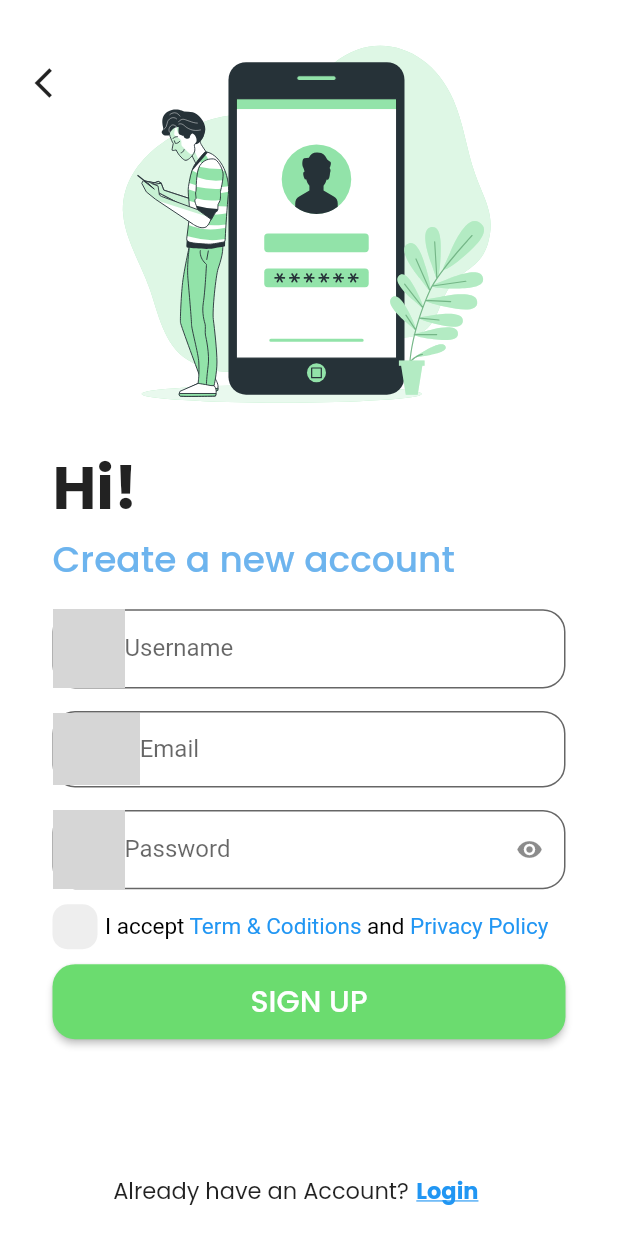
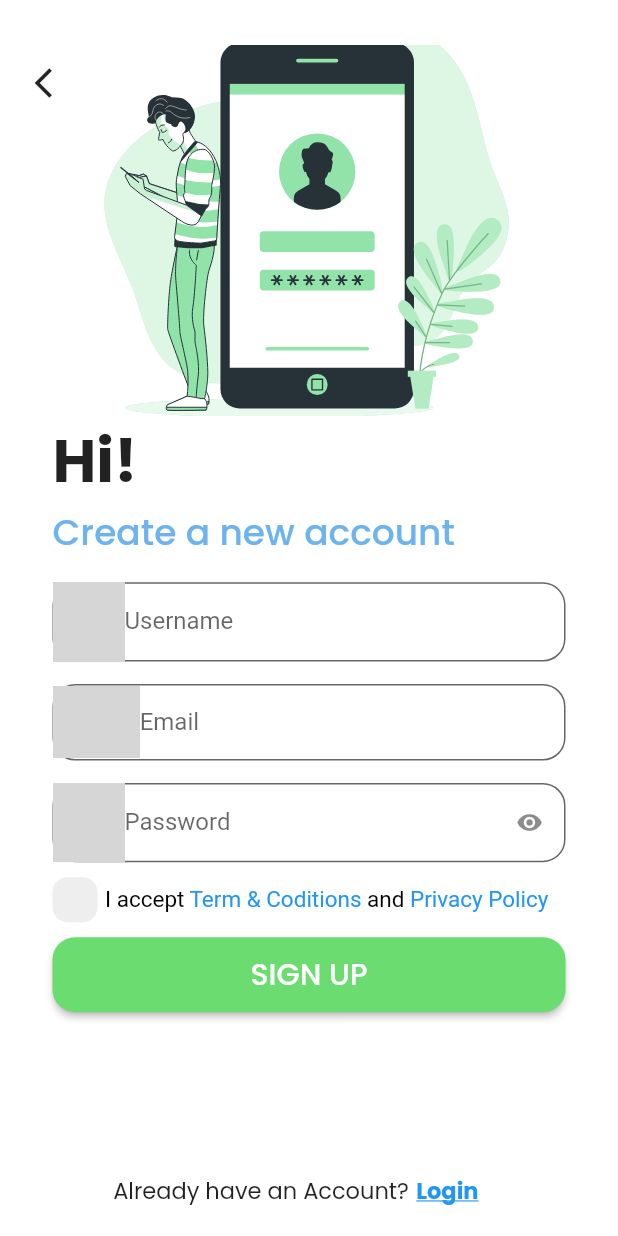
Before and after one commit to Ngochiendev/ShopApp, a Flutter app: the SignUpScreen screen opened by its route, on a phone screen of 412 x 824 dp. Run offline on Flutter 3.47's test engine with Material 2 defaults, Android fonts, the phone set to English and light mode, and no system bars; our stand-ins replace firebase_auth, firebase_core, flutter_svg, get, google_fonts, lottie; accounts and stored records are empty; grey boxes are pictures that could not be loaded.

Commit message:
Update UI and fixed

```diff
--- a/lib/View/screens/flash_screen.dart
+++ b/lib/View/screens/auth/flash_screen.dart
@@ -22,7 +22,7 @@ class _FlashScreenState extends State<FlashScreen> {
         // Navigator.pushReplacement(context, MaterialPageRoute(builder: (_) {
         //   return LoginScreen();
         // }));
-        Get.offAllNamed("/loginScreen");
+        Get.offAllNamed("/signin_signupScreen");
       },
     );
   }
--- a/lib/View/screens/auth/signup_screen.dart
+++ b/lib/View/screens/auth/signup_screen.dart
@@ -41,7 +41,8 @@ class _SignUpScreenState extends State<SignUpScreen> {
                 width: 30,
                 child: GestureDetector(
                   onTap: () {
-                    Get.offNamed("/loginScreen");
+                    print('back signin & signup screen');
+                    Get.toNamed('/signin_signupScreen');
                   },
                   child: const Icon(Icons.arrow_back_ios),
                 ),
@@ -50,14 +51,17 @@ class _SignUpScreenState extends State<SignUpScreen> {
                 crossAxisAlignment: CrossAxisAlignment.stretch,
                 children: [
                   //imgae
+
                   Container(
-                    height: size.height * 0.34,
-                    padding: const EdgeInsets.symmetric(horizontal: 25),
-                    margin: const EdgeInsets.only(top: 15),
+                    height: size.height * 0.30,
+                    padding: const EdgeInsets.symmetric(horizontal: 10),
+                    margin: const EdgeInsets.only(top: 30),
                     child: Padding(
                       padding: const EdgeInsets.symmetric(horizontal: 30.0),
-                      child: SvgPicture.asset('./assets/icons/signup.svg',
-                          fit: BoxFit.cover),
+                      child: SvgPicture.asset(
+                        './assets/icons/signup.svg',
+                        fit: BoxFit.cover,
+                      ),
                     ),
                   ),
                   //text
--- a/lib/View/widgets/text_ultils.dart
+++ b/lib/View/widgets/text_ultils.dart
@@ -9,6 +9,7 @@ class TextUltils extends StatelessWidget {
   final TextOverflow? textOverflow;
   final FontWeight? fontWeight;
   final TextDecoration? decoration;
+  final TextAlign? textAlign;
 
   const TextUltils({
     Key? key,
@@ -18,11 +19,13 @@ class TextUltils extends StatelessWidget {
     this.textOverflow,
     this.fontWeight,
     this.decoration,
+    this.textAlign,
   }) : super(key: key);
 
   @override
   Widget build(BuildContext context) {
     return Text(
+      textAlign: textAlign,
       text,
       style: GoogleFonts.poppins(
         textStyle: TextStyle(
--- a/lib/routes/routes.dart
+++ b/lib/routes/routes.dart
@@ -1,10 +1,11 @@
 import 'package:get/get.dart';
 import 'package:shopapp/View/screens/auth/forgot_screen.dart';
+import 'package:shopapp/View/screens/auth/signin_signupScreen.dart';
 import 'package:shopapp/View/screens/main_screen.dart';
 import 'package:shopapp/logic/bindings/Auth_binding.dart';
 import '../View/screens/auth/login_screen.dart';
 import '../View/screens/auth/signup_screen.dart';
-import '../View/screens/flash_screen.dart';
+import '../View/screens/auth/flash_screen.dart';
 
 class AppPage {
   //initialRoute
@@ -16,13 +17,17 @@ class AppPage {
       page: () => const FlashScreen(),
     ),
     GetPage(
+      name: PageRoutes.signin_signupScreen,
+      page: () => const Signin_SignupScreen(),
+    ),
+    GetPage(
       name: PageRoutes.loginScreen,
-      page: () => LoginScreen(),
+      page: () => const LoginScreen(),
       binding: AuthBinding(),
     ),
     GetPage(
       name: PageRoutes.signupScreen,
-      page: () => SignUpScreen(),
+      page: () => const SignUpScreen(),
       binding: AuthBinding(),
     ),
     GetPage(
@@ -32,7 +37,7 @@ class AppPage {
     ),
     GetPage(
       name: PageRoutes.mainScreen,
-      page: () => MainScreen(),
+      page: () => const MainScreen(),
       binding: AuthBinding(),
     ),
   ];
@@ -41,6 +46,7 @@ class AppPage {
 //initialRoute
 class PageRoutes {
   static String flashScreen = '/flashScreen';
+  static String signin_signupScreen = '/signin_signupScreen';
   static String loginScreen = '/loginScreen';
   static String signupScreen = '/signupScreen';
   static String forgetScreen = '/forgotScreen';
```
Also changed, not shown: lib/View/screens/auth/login_screen.dart (+4 -3 lines), lib/View/screens/auth/signin_signupScreen.dart (added, +117 -0 lines), assets/icons/Shopping.svg (added).
